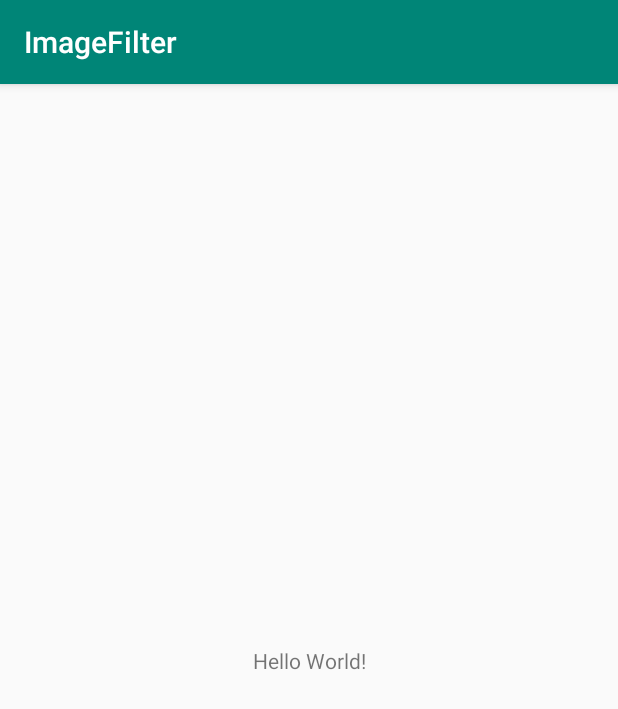
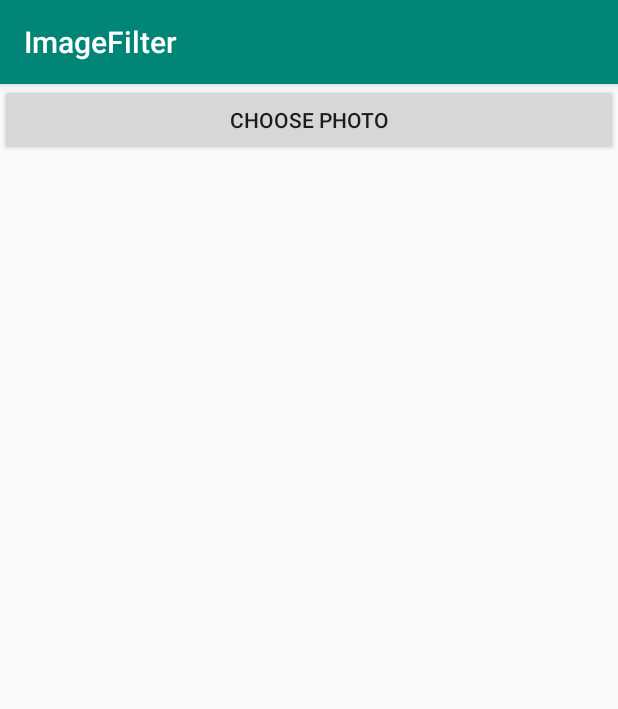
Before and after one commit to Osehi/ImageFilter, an Android app: the screen it shows after launch (MainActivity), on a phone screen of 412 x 824 dp. Shown: the top 709 px of the screen. Run offline under Robolectric (Android 15) with nearby library versions, the phone set to English and light mode, and no system bars.

Commit message:
'ui-created'

```diff
--- a/app/src/main/java/com/polish/imagefilter/MainActivity.java
+++ b/app/src/main/java/com/polish/imagefilter/MainActivity.java
@@ -1,14 +1,35 @@
 package com.polish.imagefilter;
 
+import androidx.annotation.Nullable;
 import androidx.appcompat.app.AppCompatActivity;
 
+import android.content.Intent;
 import android.os.Bundle;
+import android.view.View;
+import android.widget.ImageView;
 
 public class MainActivity extends AppCompatActivity {
+
+    private ImageView imageView;
 
     @Override
     protected void onCreate(Bundle savedInstanceState) {
         super.onCreate(savedInstanceState);
         setContentView(R.layout.activity_main);
+
+        imageView = findViewById(R.id.image_view);
+
+    }
+
+    // a method  to pull up a photo
+    public void choosePhoto(View v){
+        Intent intent = new Intent(Intent.ACTION_OPEN_DOCUMENT);
+        intent.setType("image/*");
+        startActivityForResult(intent, 1);
+    }
+
+    @Override
+    protected void onActivityResult(int requestCode, int resultCode, @Nullable Intent data) {
+        super.onActivityResult(requestCode, resultCode, data);
     }
 }
--- a/app/src/main/res/layout/activity_main.xml
+++ b/app/src/main/res/layout/activity_main.xml
@@ -1,18 +1,26 @@
 <?xml version="1.0" encoding="utf-8"?>
-<androidx.constraintlayout.widget.ConstraintLayout xmlns:android="http://schemas.android.com/apk/res/android"
+<ScrollView xmlns:android="http://schemas.android.com/apk/res/android"
     xmlns:app="http://schemas.android.com/apk/res-auto"
     xmlns:tools="http://schemas.android.com/tools"
     android:layout_width="match_parent"
     android:layout_height="match_parent"
     tools:context=".MainActivity">
 
-    <TextView
-        android:layout_width="wrap_content"
+    <LinearLayout
+        android:layout_width="match_parent"
         android:layout_height="wrap_content"
-        android:text="Hello World!"
-        app:layout_constraintBottom_toBottomOf="parent"
-        app:layout_constraintLeft_toLeftOf="parent"
-        app:layout_constraintRight_toRightOf="parent"
-        app:layout_constraintTop_toTopOf="parent" />
+        android:orientation="vertical">
+        <ImageView
+            android:layout_width="wrap_content"
+            android:layout_height="wrap_content"
+            android:id="@+id/image_view"/>
+        <Button
+            android:layout_width="match_parent"
+            android:layout_height="wrap_content"
+            android:text="Choose Photo"
+            android:onClick="choosePhoto"/>
+    </LinearLayout>
 
-</androidx.constraintlayout.widget.ConstraintLayout>
+
+
+</ScrollView>
```
